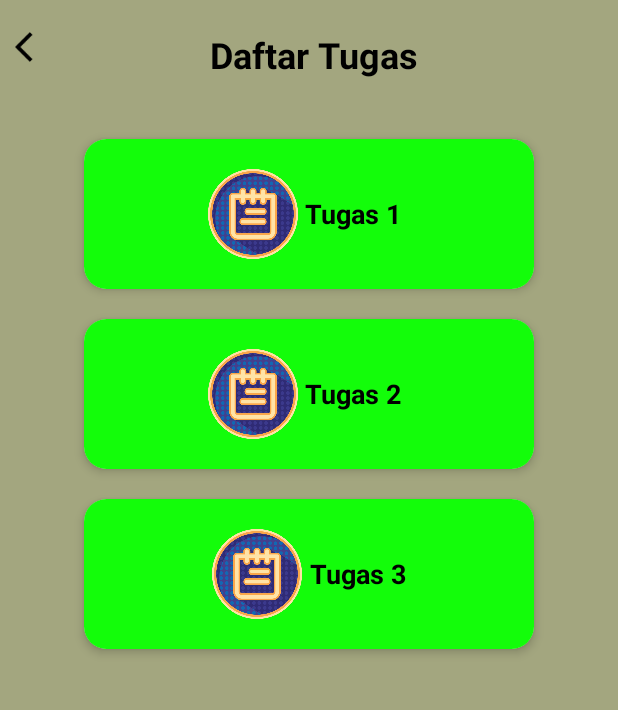
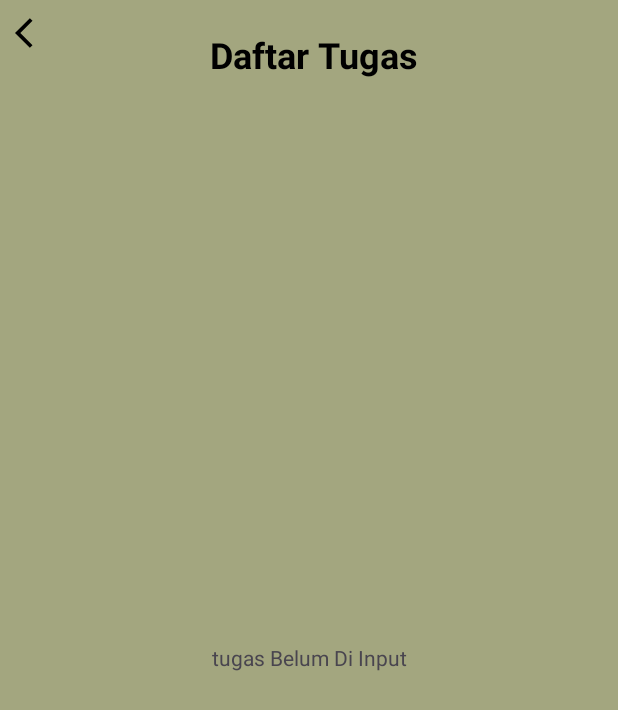
Before and after one commit to Alrizall/project_skripsi, an Android app: the FragmentTugas screen opened through its navigation route, on a phone screen of 412 x 824 dp. Shown: the top 710 px of the screen. Run offline under Robolectric (Android 15) with nearby library versions, the phone set to English and light mode, and no system bars; our stand-ins replace Dagger/Hilt's generated code, Firebase (no records; nobody signed in at launch, a user with empty details on screens opened directly), navigation-ui; libraries missing offline, so code that uses them is left out: com.firebase.ui; pictures from the network do not load.

Commit message:
auth tugas dan lock tugas ke firebase

```diff
--- a/app/src/main/java/com/example/my_e_learning/data/MateriInformation.kt
+++ b/app/src/main/java/com/example/my_e_learning/data/MateriInformation.kt
@@ -1,7 +1,6 @@
 package com.example.my_e_learning.data
 
 import android.os.Parcelable
-import androidx.annotation.DrawableRes
 import com.google.gson.annotations.SerializedName
 import kotlinx.parcelize.Parcelize
 
--- a/app/src/main/java/com/example/my_e_learning/data/TugasInformation.kt
+++ b/app/src/main/java/com/example/my_e_learning/data/TugasInformation.kt
@@ -1,13 +1,15 @@
 package com.example.my_e_learning.data;
 
-import androidx.annotation.DrawableRes
+import android.os.Parcelable
 import com.google.gson.annotations.SerializedName
+import kotlinx.parcelize.Parcelize
 
+@Parcelize
 data class TugasInformation(
     @SerializedName("description")
     var description: String?,
 
-    ) {
+) : Parcelable {
     constructor() : this(
         null
     )
--- /dev/null
+++ b/app/src/main/java/com/example/my_e_learning/data/model/TugasUiState.kt
@@ -0,0 +1,16 @@
+package com.example.my_e_learning.data.model
+
+import com.example.my_e_learning.data.MateriInformation
+import com.example.my_e_learning.data.TugasInformation
+
+data class TugasUiState(
+    val errorMessage: String,
+    val tugas: List<TugasInformation>
+) {
+    companion object {
+        fun initial() = TugasUiState(
+            errorMessage = "",
+            tugas = emptyList()
+        )
+    }
+}
--- a/app/src/main/java/com/example/my_e_learning/fitur/materi/FragmentMateri.kt
+++ b/app/src/main/java/com/example/my_e_learning/fitur/materi/FragmentMateri.kt
@@ -25,7 +25,6 @@ import kotlinx.coroutines.launch
 @AndroidEntryPoint
 class FragmentMateri : Fragment(), ListMateriAdapter.ListMateriAdapterListener {
     private val materiViewModel : MateriViewModel by viewModels()
-
     private var _binding: FragmentMateriBinding? = null
     private val binding get() = _binding!!
     private val materiAdapter: ListMateriAdapter by lazy { ListMateriAdapter(this) }
--- a/app/src/main/java/com/example/my_e_learning/fitur/materi/MateriViewModel.kt
+++ b/app/src/main/java/com/example/my_e_learning/fitur/materi/MateriViewModel.kt
@@ -30,7 +30,10 @@ class MateriViewModel @Inject constructor(private val materiRemoteDataSource: Ma
             materiRemoteDataSource.getMateriData().onEach { result ->
                 when (result) {
                     is DataSourceHelper.Error -> _materiDataState.update { currentUiState ->
-                        currentUiState.copy(errorMessage = result.errorMessage,  materi = emptyList())
+                        currentUiState.copy(
+                            errorMessage = result.errorMessage,
+                            materi = emptyList()
+                        )
                     }
 
                     is DataSourceHelper.Success -> _materiDataState.update { currentUiState ->
--- a/app/src/main/java/com/example/my_e_learning/fitur/tugas/FragmentTugas.kt
+++ b/app/src/main/java/com/example/my_e_learning/fitur/tugas/FragmentTugas.kt
@@ -5,16 +5,24 @@ import android.view.LayoutInflater
 import android.view.View
 import android.view.ViewGroup
 import androidx.fragment.app.Fragment
+import androidx.fragment.app.viewModels
+import androidx.lifecycle.Lifecycle
+import androidx.lifecycle.lifecycleScope
+import androidx.lifecycle.repeatOnLifecycle
 import androidx.navigation.fragment.findNavController
-import com.example.my_e_learning.R
 import com.example.my_e_learning.data.TugasInformation
-import com.example.my_e_learning.databinding.FragmentMateriBinding
 import com.example.my_e_learning.databinding.FragmentTugasBinding
-
-class FragmentTugas : Fragment() {
-
+import com.example.my_e_learning.fitur.tugas.adapter.TugasAdapter
+import dagger.hilt.android.AndroidEntryPoint
+import kotlinx.coroutines.flow.launchIn
+import kotlinx.coroutines.flow.onEach
+import kotlinx.coroutines.launch
+@AndroidEntryPoint
+class FragmentTugas : Fragment(),TugasAdapter.TugasAdapterListener {
+    private val tugasViewModel: TugasViewModel by viewModels()
     private var _binding: FragmentTugasBinding? = null
     private val binding get() = _binding!!
+    private val tugasAdapter: TugasAdapter by lazy { TugasAdapter(this) }
 
     override fun onCreateView(
         inflater: LayoutInflater, container: ViewGroup?,
@@ -30,22 +38,39 @@ class FragmentTugas : Fragment() {
     }
 
     private fun initView() {
+        viewLifecycleOwner.lifecycleScope.launch {
+            repeatOnLifecycle(Lifecycle.State.STARTED) {
+                tugasViewModel.tugasDataState.onEach {
+                    when {
+                        it.errorMessage.isNotEmpty() -> {
+                            binding.tvNoTugas.visibility = View.VISIBLE
+                            binding.rvTugas.visibility = View.GONE
+                        }
+
+                        it.tugas.isNotEmpty() -> {
+                            binding.tvNoTugas.visibility = View.GONE
+                            binding.rvTugas.visibility = View.VISIBLE
+                            binding.rvTugas.apply {
+                                adapter = tugasAdapter
+                            }
+                            tugasAdapter.submitList(it.tugas)
+                        }
+                    }
+                }.launchIn(this)
+            }
+        }
         binding.imageView2.setOnClickListener {
             findNavController().popBackStack()
         }
-        binding.cvTugas1.setOnClickListener{
-            findNavController().navigate(FragmentTugasDirections.actionFragmentTugasToFragmentDetailTugas(1))
-        }
-        binding.cvTugas2.setOnClickListener{
-            findNavController().navigate(FragmentTugasDirections.actionFragmentTugasToFragmentDetailTugas(2))
-        }
-        binding.cvTugas3.setOnClickListener{
-            findNavController().navigate(FragmentTugasDirections.actionFragmentTugasToFragmentDetailTugas(3))
-        }
     }
+
     override fun onDestroyView() {
         super.onDestroyView()
         _binding = null
     }
 
+    override fun onclick(data: TugasInformation) {
+        findNavController().navigate(FragmentTugasDirections.actionFragmentTugasToFragmentDetailTugas(data))
+    }
+
 }
--- a/app/src/main/java/com/example/my_e_learning/fitur/tugas/TugasViewModel.kt
+++ b/app/src/main/java/com/example/my_e_learning/fitur/tugas/TugasViewModel.kt
@@ -1,65 +1,83 @@
 package com.example.my_e_learning.fitur.tugas
 
 import androidx.lifecycle.ViewModel
+import androidx.lifecycle.viewModelScope
 import com.example.my_e_learning.R
 import com.example.my_e_learning.data.TugasInformation
+import com.example.my_e_learning.data.dataUser.DataSourceHelper
+import com.example.my_e_learning.data.dataUser.MateriRemoteDataSource
+import com.example.my_e_learning.data.dataUser.TugasRemoteDataSource
+import com.example.my_e_learning.data.model.MateriUiState
+import com.example.my_e_learning.data.model.TugasUiState
 import com.example.my_e_learning.local.PreferenceHelper
 import com.example.my_e_learning.util.KeyConstant
 import com.example.my_e_learning.util.KeyConstant.ANSWER_KEY
 import com.google.gson.Gson
 import com.google.gson.reflect.TypeToken
 import dagger.hilt.android.lifecycle.HiltViewModel
+import kotlinx.coroutines.flow.MutableStateFlow
+import kotlinx.coroutines.flow.StateFlow
+import kotlinx.coroutines.flow.asStateFlow
+import kotlinx.coroutines.flow.launchIn
+import kotlinx.coroutines.flow.onEach
+import kotlinx.coroutines.flow.update
+import kotlinx.coroutines.launch
 import java.lang.reflect.Type
 import javax.inject.Inject
 
 @HiltViewModel
-class TugasViewModel @Inject constructor(private val preferenceHelper: PreferenceHelper) : ViewModel(){
-//    fun tugasInformationProvider(id: Int): TugasInformation {
-//
-//        return when(id){
-//            1 -> {
-//                TugasInformation(1,"Jendela antar muka yang menghubungkan program dengan pengguna disebut?",null)
-//            }
-//            // Desain Interface
-//            2 -> {
-//                TugasInformation(2,"Sebutkan contoh tentang interface!",null)
-//            }
-//            else -> {
-//                TugasInformation(3,"Sebutkan 3 desain tools yang biasa digunakan untuk UI", null)
-//            }
-//        }
-//    }
-//    fun lockJawaban (data: TugasInformation){
-//        val userName = preferenceHelper.getStringInSharedPreference(KeyConstant.USERNAME_KEY)
-//        val listOfHasil = preferenceHelper.getStringInSharedPreference(userName)
-//        if (!listOfHasil.isNullOrEmpty()){
-//            val consumeType: Type =
-//                object : TypeToken<List<TugasInformation>>() {}.type
-//            val consume: MutableList<TugasInformation> =
-//                Gson().fromJson<List<TugasInformation>?>(listOfHasil, consumeType).toMutableList()
-//            consume.add(data)
-//            val saveValue = Gson().toJson(consume)
-//            preferenceHelper.saveStringInSharedPreference(userName,saveValue)
-//        }else {
-//            val consumeType: Type =
-//                object : TypeToken<List<TugasInformation>>() {}.type
-//            val consume: List<TugasInformation> = listOf(data)
-//            val saveValue = Gson().toJson(consume)
-//            preferenceHelper.saveStringInSharedPreference(userName,saveValue)
-//        }
-//
-//    }
-//    fun locked (data: TugasInformation) : Boolean {
-//        val userName = preferenceHelper.getStringInSharedPreference(KeyConstant.USERNAME_KEY)
-//        val listOfHasil = preferenceHelper.getStringInSharedPreference(userName)
-//        if (!listOfHasil.isNullOrEmpty()){
-//            val consumeType: Type =
-//                object : TypeToken<List<TugasInformation>>() {}.type
-//            val consume: MutableList<TugasInformation> =
-//                Gson().fromJson<List<TugasInformation>?>(listOfHasil, consumeType).toMutableList()
-//            val returnValue = consume.any{it.id == data.id}
-//            return returnValue
-//        }else return false
-//
-//    }
+class TugasViewModel @Inject constructor(private val tugasRemoteDataSource: TugasRemoteDataSource, private  val preferenceHelper: PreferenceHelper) :
+    ViewModel() {
+    private val _tugasDataState: MutableStateFlow<TugasUiState> = MutableStateFlow(
+        TugasUiState.initial()
+    )
+    val tugasDataState: StateFlow<TugasUiState> get() = _tugasDataState.asStateFlow()
+
+    init {
+        viewModelScope.launch {
+            tugasRemoteDataSource.getTugasData().onEach { result ->
+                when (result) {
+                    is DataSourceHelper.Error -> _tugasDataState.update { currentUiState ->
+                        currentUiState.copy(errorMessage = result.errorMessage, tugas = emptyList())
+                    }
+
+                    is DataSourceHelper.Success -> _tugasDataState.update { currentUiState ->
+                        currentUiState.copy(errorMessage = "", tugas = result.data)
+
+                    }
+                }
+            }.launchIn(this)
+        }
+    }
+    //fun lock jawaban untuk save pertanyaan yang akan dijawab
+    fun saveLockQuestion (data: TugasInformation, uid : String){
+        val listOfHasil = preferenceHelper.getStringInSharedPreference(uid)
+        if (listOfHasil.isNotEmpty()){
+            val consumeType: Type =
+                object : TypeToken<List<TugasInformation>>() {}.type
+            val consume: MutableList<TugasInformation> =
+                Gson().fromJson<List<TugasInformation>?>(listOfHasil, consumeType).toMutableList()
+            consume.add(data)
+            val saveValue = Gson().toJson(consume)
+            preferenceHelper.saveStringInSharedPreference(uid,saveValue)
+        }else {
+            val consume: List<TugasInformation> = listOf(data)
+            val saveValue = Gson().toJson(consume)
+            preferenceHelper.saveStringInSharedPreference(uid,saveValue)
+        }
+
+    }
+    //fun untuk jawaban sudah di lock
+    fun isAnswerLock (data: TugasInformation, uid: String) : Boolean {
+        val listOfHasil = preferenceHelper.getStringInSharedPreference(uid)
+        if (listOfHasil.isNotEmpty()){
+            val consumeType: Type =
+                object : TypeToken<List<TugasInformation>>() {}.type
+            val consume: MutableList<TugasInformation> =
+                Gson().fromJson<List<TugasInformation>?>(listOfHasil, consumeType).toMutableList()
+            val returnValue = consume.any{it.description == data.description}
+            return returnValue
+        }else return false
+
+    }
 }
--- a/app/src/main/res/layout/fragment_tugas.xml
+++ b/app/src/main/res/layout/fragment_tugas.xml
@@ -15,7 +15,6 @@
         android:layout_margin="10dp"
         android:layout_marginTop="20dp"
         android:src="@drawable/tombol_back"
-        app:layout_constraintBottom_toTopOf="@+id/linearLayout5"
         app:layout_constraintStart_toStartOf="parent"
         app:layout_constraintTop_toTopOf="parent" />
 
@@ -34,131 +33,30 @@
         app:layout_constraintStart_toEndOf="@+id/imageView2"
         app:layout_constraintTop_toTopOf="parent" />
 
-    <LinearLayout
-        android:id="@+id/linearLayout5"
+    <androidx.recyclerview.widget.RecyclerView
+        app:layout_constraintTop_toBottomOf="@+id/tv_tugas"
+        android:id="@+id/rv_tugas"
         android:layout_width="match_parent"
-        android:layout_height="wrap_content"
-        android:layout_marginTop="10dp"
+        android:layout_height="0dp"
+        app:layout_constraintBottom_toBottomOf="parent"
         android:orientation="vertical"
-        android:padding="20dp"
+        app:layoutManager="androidx.recyclerview.widget.LinearLayoutManager"
         app:layout_constraintEnd_toEndOf="parent"
         app:layout_constraintStart_toStartOf="parent"
-        app:layout_constraintTop_toBottomOf="@+id/tv_tugas">
+        tools:layout_editor_absoluteX="0dp"
+        android:visibility="gone"
+        tools:listitem="@layout/item_tugas">
 
-        <androidx.cardview.widget.CardView
-            android:id="@+id/cv_tugas1"
-            android:layout_width="300dp"
-            android:layout_height="100dp"
-            android:layout_gravity="center
-"
-            android:layout_marginTop="10dp"
-            android:layout_marginBottom="10dp"
-            android:layout_weight="1"
-            app:cardCornerRadius="15dp"
-            app:cardElevation="4dp">
+    </androidx.recyclerview.widget.RecyclerView>
 
-            <LinearLayout
-                android:layout_width="match_parent"
-                android:layout_height="match_parent"
-                android:background="@color/green"
-                android:gravity="center"
-                android:orientation="horizontal">
+    <TextView
+        android:id="@+id/tv_no_tugas"
+        android:layout_width="wrap_content"
+        android:layout_height="wrap_content"
+        android:text="tugas Belum Di Input"
+        app:layout_constraintBottom_toBottomOf="parent"
+        app:layout_constraintEnd_toEndOf="parent"
+        app:layout_constraintStart_toStartOf="parent"
+        app:layout_constraintTop_toBottomOf="@+id/tv_tugas" />
 
-                <ImageView
-                    android:id="@+id/iv_tugas1"
-                    android:layout_width="60dp"
-                    android:layout_height="60dp"
-                    android:src="@drawable/study_tools" />
-
-                <TextView
-                    android:id="@+id/tv_tugas1"
-                    android:layout_width="wrap_content"
-                    android:layout_height="wrap_content"
-                    android:gravity="center"
-                    android:text=" Tugas 1 "
-                    android:textColor="@color/black"
-                    android:textSize="18sp"
-                    android:textStyle="bold" />
-
-            </LinearLayout>
-
-        </androidx.cardview.widget.CardView>
-
-        <androidx.cardview.widget.CardView
-            android:id="@+id/cv_tugas2"
-            android:layout_width="300dp"
-            android:layout_height="100dp"
-            android:layout_gravity="center"
-            android:layout_marginTop="10dp"
-            android:layout_marginBottom="10dp"
-            android:layout_weight="1"
-            app:cardCornerRadius="15dp"
-            app:cardElevation="4dp">
-
-            <LinearLayout
-                android:layout_width="match_parent"
-                android:layout_height="match_parent"
-                android:background="@color/green"
-                android:gravity="center"
-                android:orientation="horizontal">
-
-                <ImageView
-                    android:id="@+id/iv_tugas2"
-                    android:layout_width="60dp"
-                    android:layout_height="60dp"
-                    android:src="@drawable/study_tools" />
-
-                <TextView
-                    android:id="@+id/tv_tugas2"
-                    android:layout_width="wrap_content"
-                    android:layout_height="wrap_content"
-                    android:gravity="center"
-                    android:text=" Tugas 2 "
-                    android:textColor="@color/black"
-                    android:textSize="18sp"
-                    android:textStyle="bold" />
-
-            </LinearLayout>
-
-        </androidx.cardview.widget.CardView>
-
-        <androidx.cardview.widget.CardView
-            android:id="@+id/cv_tugas3"
-            android:layout_width="300dp"
-            android:layout_height="100dp"
-            android:layout_gravity="center"
-            android:layout_marginTop="10dp"
-            android:layout_marginBottom="10dp"
-            android:layout_weight="1"
-            app:cardCornerRadius="15dp"
-            app:cardElevation="4dp">
-
-            <LinearLayout
-                android:layout_width="match_parent"
-                android:layout_height="match_parent"
-                android:background="@color/green"
-                android:gravity="center"
-                android:orientation="horizontal">
-
-                <ImageView
-                    android:id="@+id/iv_tugas3"
-                    android:layout_width="60dp"
-                    android:layout_height="60dp"
-                    android:src="@drawable/study_tools" />
-
-                <TextView
-                    android:id="@+id/tv_tugas3"
-                    android:layout_width="wrap_content"
-                    android:layout_height="wrap_content"
-                    android:gravity="center"
-                    android:text=" Tugas 3"
-                    android:textColor="@color/black"
-                    android:textSize="18sp"
-                    android:textStyle="bold" />
-
-            </LinearLayout>
-
-        </androidx.cardview.widget.CardView>
-
-    </LinearLayout>
 </androidx.constraintlayout.widget.ConstraintLayout>
--- a/app/src/main/res/navigation/learning_nav.xml
+++ b/app/src/main/res/navigation/learning_nav.xml
@@ -95,7 +95,7 @@
         android:name="com.example.my_e_learning.fitur.tugas.FragmentDetailTugas"
         android:label="FragmentDetailTugas" >
         <argument
-            android:name="idTugas"
-            app:argType="integer" />
+            android:name="tugasArgs"
+            app:argType="com.example.my_e_learning.data.TugasInformation" />
     </fragment>
 </navigation>
```
Also changed, not shown: app/src/main/java/com/example/my_e_learning/fitur/materi/FragmentDetailMateri.kt (+1 -9 lines), app/src/main/java/com/example/my_e_learning/fitur/materi/adapter/ItemListMateriViewHolder.kt (+3 -4 lines), app/src/main/java/com/example/my_e_learning/fitur/materi/adapter/ListMateriAdapter.kt (+11 -7 lines), app/src/main/java/com/example/my_e_learning/fitur/tugas/FragmentDetailTugas.kt (+44 -25 lines), app/src/main/java/com/example/my_e_learning/fitur/tugas/adapter/ItemTugasViewHolder.kt (added, +12 -0 lines), app/src/main/java/com/example/my_e_learning/fitur/tugas/adapter/TugasAdapter.kt (added, +55 -0 lines), app/src/main/res/layout/item_tugas.xml (added, +40 -0 lines), app/src/main/java/com/example/my_e_learning/data/database/FirebaseDatabaseQualifier.kt (line endings or trailing spaces).
